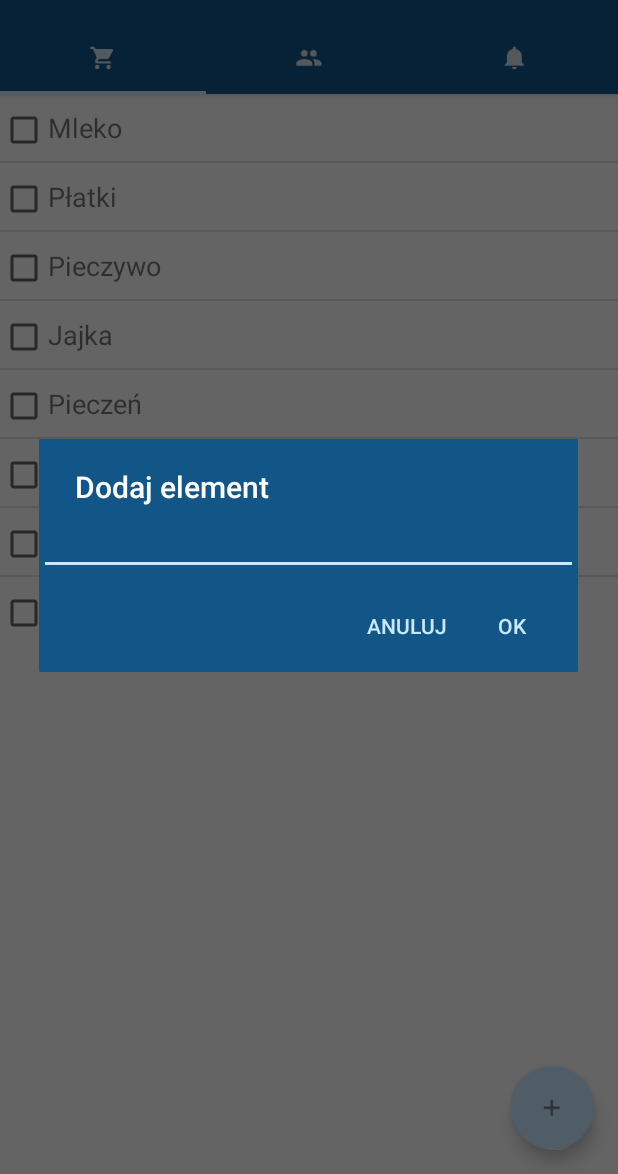
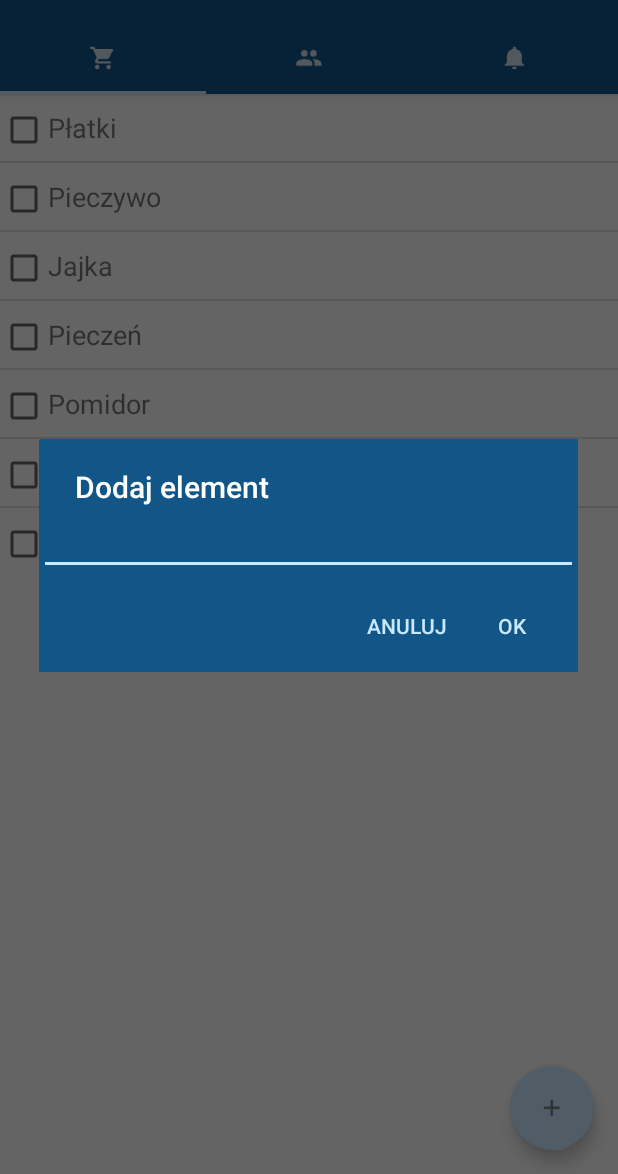
Before and after one commit to mic-kuu/ToDoLister, an Android app: the screen it shows after launch (MainActivity), after a tap on an icon or button, on a phone screen of 412 x 824 dp, the part 62-1236 px from its top. Run offline under Robolectric (Android 15) with nearby library versions, the phone set to English and light mode, and no system bars; 1 other tap on this screen came first.

```diff
--- a/app/src/main/java/com/michalkubiak/todolister/MainArrayAdapter.java
+++ b/app/src/main/java/com/michalkubiak/todolister/MainArrayAdapter.java
@@ -1,16 +1,13 @@
 package com.michalkubiak.todolister;
 
 import android.content.Context;
-import android.util.Log;
 import android.view.LayoutInflater;
 import android.view.View;
 import android.view.ViewGroup;
 import android.widget.BaseAdapter;
 import android.widget.CheckBox;
-import android.widget.CompoundButton;
 import android.widget.ListAdapter;
 import android.widget.TextView;
-
 import java.util.ArrayList;
 
 
@@ -27,6 +24,8 @@ public class MainArrayAdapter extends BaseAdapter implements ListAdapter {
         this.list = list;
         this.context = context;
     }
+
+
 
     @Override
     public int getCount() {
@@ -47,8 +46,6 @@ public class MainArrayAdapter extends BaseAdapter implements ListAdapter {
     public View getView(final int position, View convertView, ViewGroup parent) {
 
 
-        //TODO: Fix automatic cheking of next item
-        Log.d("MICHAL", "recived position: " + position);
         View view = convertView;
         if (view == null) {
             LayoutInflater inflater = (LayoutInflater) context.getSystemService(Context.LAYOUT_INFLATER_SERVICE);
@@ -60,16 +57,25 @@ public class MainArrayAdapter extends BaseAdapter implements ListAdapter {
 
 
         CheckBox checkBox = (CheckBox) view.findViewById(R.id.rowCheckBox);
-        checkBox.setOnCheckedChangeListener(new CompoundButton.OnCheckedChangeListener() {
+        checkBox.setChecked(false);
+
+        checkBox.setOnClickListener(new View.OnClickListener() {
             @Override
-            public void onCheckedChanged(CompoundButton buttonView, boolean isChecked) {
-                if (buttonView.isChecked()) {
+            public void onClick(View v) {
+                if (((CheckBox) v).isChecked()) {
+
                     list.remove(position);
                     notifyDataSetChanged();
+
                 }
             }
         });
 
+
+
         return view;
     }
+
+
+
 }
--- a/app/src/main/java/com/michalkubiak/todolister/MeetingListFragment.java
+++ b/app/src/main/java/com/michalkubiak/todolister/MeetingListFragment.java
@@ -13,8 +13,8 @@ import java.util.Arrays;
 public class MeetingListFragment extends MyFragment{
 
     private ListView listView;
-    ArrayAdapter<String> adapter;
-    ArrayList<String> dummyDataList;
+    private MainArrayAdapter adapter;
+    private ArrayList<String> dummyDataList;
 
     public MeetingListFragment() {
         // Required empty public constructor
@@ -36,12 +36,11 @@ public class MeetingListFragment extends MyFragment{
                  };
 
        dummyDataList = new ArrayList<>(Arrays.asList(dummyData));
+       adapter = new MainArrayAdapter(dummyDataList, getContext());
 
-        adapter = new ArrayAdapter<>(getContext(),
-                R.layout.row_layout, R.id.rowTextItem, dummyDataList);
+       listView.setAdapter(adapter);
 
-
-        return rootView;
+       return rootView;
     }
 
     public void addItem(String itemText){
--- a/app/src/main/java/com/michalkubiak/todolister/ReminderListFragment.java
+++ b/app/src/main/java/com/michalkubiak/todolister/ReminderListFragment.java
@@ -13,7 +13,7 @@ import java.util.Arrays;
 public class ReminderListFragment extends MyFragment{
 
     private ListView listView;
-    private ArrayAdapter<String> adapter;
+    private MainArrayAdapter adapter;
     private ArrayList<String> dummyDataList;
 
     public ReminderListFragment() {
@@ -36,11 +36,7 @@ public class ReminderListFragment extends MyFragment{
                 "Przeczytaj 'Wojnę i Pokój'", "Zapłać ratę kredytu" };
 
         dummyDataList = new ArrayList<>(Arrays.asList(dummyData));
-
-
-        adapter = new ArrayAdapter<>(getContext(),
-                R.layout.row_layout, R.id.rowTextItem, dummyDataList);
-
+        adapter = new MainArrayAdapter(dummyDataList, getContext());
         listView.setAdapter(adapter);
 
         return rootView;
--- a/app/src/main/java/com/michalkubiak/todolister/ShoppingListFragment.java
+++ b/app/src/main/java/com/michalkubiak/todolister/ShoppingListFragment.java
@@ -45,6 +45,7 @@ public class ShoppingListFragment extends MyFragment{
 
 
 
+
         return rootView;
     }
 
--- a/app/src/main/res/layout/fragment_meeting_list.xml
+++ b/app/src/main/res/layout/fragment_meeting_list.xml
@@ -8,6 +8,7 @@
     <ListView xmlns:android="http://schemas.android.com/apk/res/android"
         android:id="@+id/listview_meeting"
         android:layout_width="wrap_content"
-        android:layout_height="wrap_content"/>
+        android:layout_height="wrap_content"
+        android:descendantFocusability="beforeDescendants"/>
 
 </RelativeLayout>
--- a/app/src/main/res/layout/fragment_reminder_list.xml
+++ b/app/src/main/res/layout/fragment_reminder_list.xml
@@ -8,6 +8,7 @@
     <ListView xmlns:android="http://schemas.android.com/apk/res/android"
         android:id="@+id/listview_reminder"
         android:layout_width="wrap_content"
-        android:layout_height="wrap_content" />
+        android:layout_height="wrap_content"
+        android:descendantFocusability="beforeDescendants"/>
 
 </RelativeLayout>
--- a/app/src/main/res/layout/fragment_shopping_list.xml
+++ b/app/src/main/res/layout/fragment_shopping_list.xml
@@ -9,6 +9,7 @@
         android:id="@+id/listview_shopping"
         android:layout_width="wrap_content"
         android:layout_height="wrap_content"
-        android:paddingBottom="16dp" />
+        android:paddingBottom="16dp"
+        android:descendantFocusability="beforeDescendants"/>
 
 </RelativeLayout>
```
